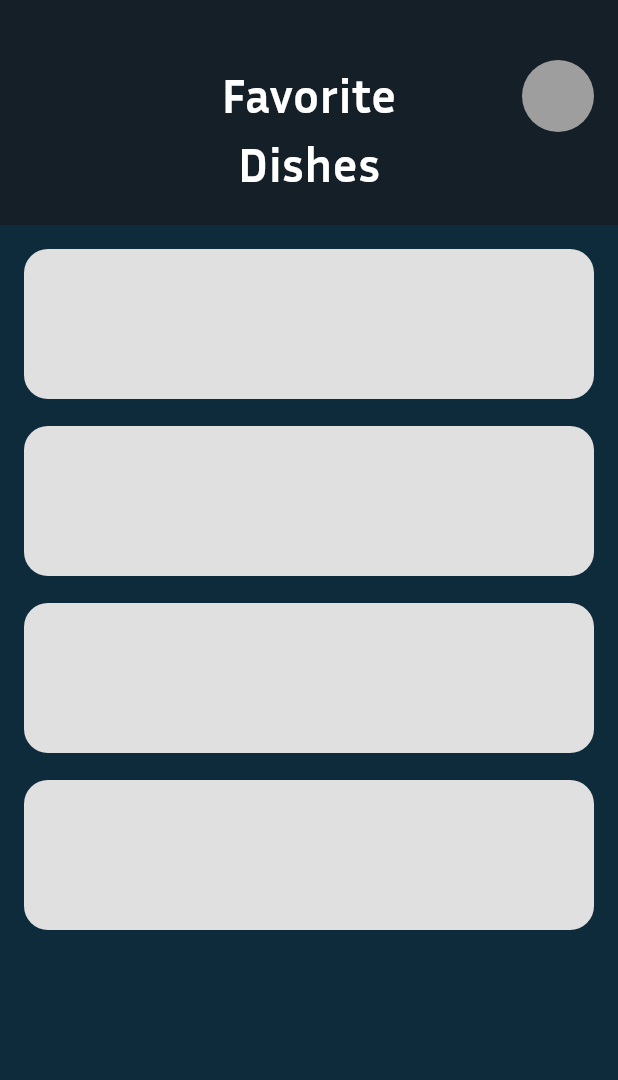
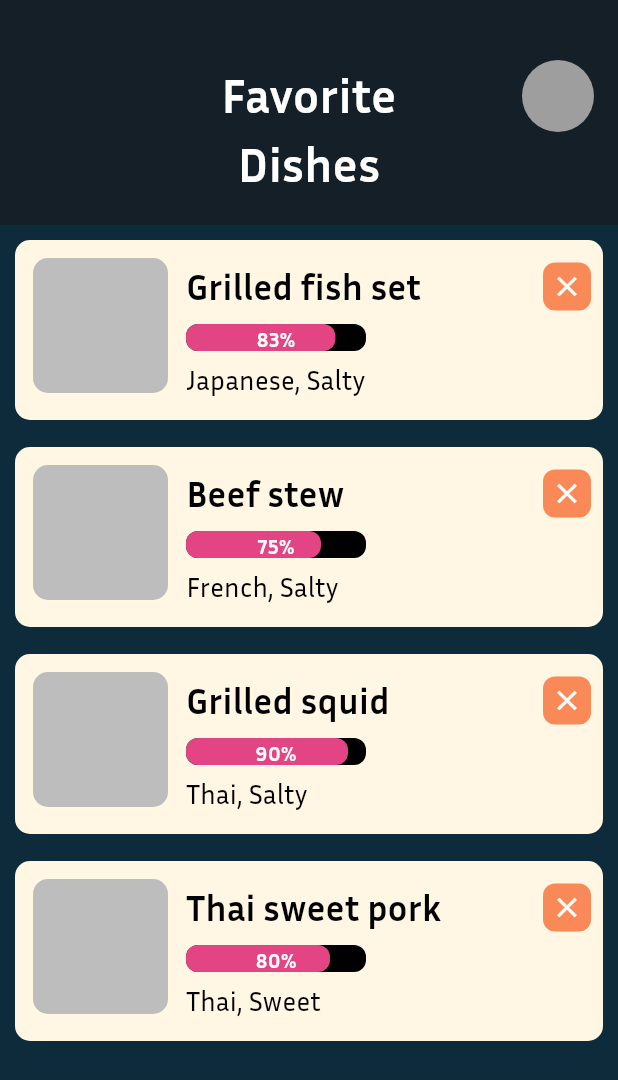
Before and after one commit to bestchayapol/DishDive, a Flutter app: the FavoritesPage screen opened directly, on a phone screen of 412 x 824 dp. Shown: the top 1080 px of the screen. Run offline on Flutter 3.47's test engine with Material 3 defaults, Android fonts, the phone set to English and light mode, and no system bars; our stand-ins replace dio, image_picker, shared_preferences; accounts and stored records are empty.

Commit message:
Refactor favorites card and list components
Introducing a new FavoriteCard widget. Updated list_favorites.dart to use FavoriteCard and added delete confirmation dialog and example data for improved UI and functionality.

```diff
--- /dev/null
+++ b/dishdive/lib/Components/Cards/card_favorites.dart
@@ -0,0 +1,132 @@
+import 'package:flutter/material.dart';
+import 'package:dishdive/Utils/color_use.dart';
+
+class FavoriteCard extends StatelessWidget {
+  final String name;
+  final int percent;
+  final String tags;
+  final VoidCallback onDelete;
+
+  const FavoriteCard({
+    super.key,
+    required this.name,
+    required this.percent,
+    required this.tags,
+    required this.onDelete,
+  });
+
+  @override
+  Widget build(BuildContext context) {
+    return Container(
+      margin: const EdgeInsets.only(bottom: 18),
+      decoration: BoxDecoration(
+        color: const Color(0xFFFFF6E3),
+        borderRadius: BorderRadius.circular(10),
+      ),
+      child: Row(
+        crossAxisAlignment: CrossAxisAlignment.start,
+        children: [
+          // Dish image placeholder
+          Container(
+            width: 90,
+            height: 90,
+            margin: const EdgeInsets.all(12),
+            decoration: BoxDecoration(
+              color: Colors.grey[400],
+              borderRadius: BorderRadius.circular(10),
+            ),
+          ),
+          // Dish info
+          Expanded(
+            child: Padding(
+              padding: const EdgeInsets.only(top: 14, right: 8, bottom: 14),
+              child: Column(
+                crossAxisAlignment: CrossAxisAlignment.start,
+                children: [
+                  // Name and X button
+                  Row(
+                    children: [
+                      Expanded(
+                        child: Text(
+                          name,
+                          style: const TextStyle(
+                            fontFamily: 'InriaSans',
+                            fontWeight: FontWeight.bold,
+                            fontSize: 24,
+                            color: Colors.black,
+                          ),
+                        ),
+                      ),
+                      GestureDetector(
+                        onTap: onDelete,
+                        child: Container(
+                          width: 32,
+                          height: 32,
+                          decoration: BoxDecoration(
+                            color: colorUse.activeButton,
+                            borderRadius: BorderRadius.circular(8),
+                          ),
+                          child: const Icon(
+                            Icons.close,
+                            color: Colors.white,
+                            size: 22,
+                          ),
+                        ),
+                      ),
+                    ],
+                  ),
+                  const SizedBox(height: 8),
+                  // Sentiment bar
+                  Row(
+                    children: [
+                      Stack(
+                        children: [
+                          Container(
+                            height: 18,
+                            width: 120,
+                            decoration: BoxDecoration(
+                              color: Colors.black, // Light grey background
+                              borderRadius: BorderRadius.circular(8),
+                            ),
+                          ),
+                          Container(
+                            height: 18,
+                            width: 120 * (percent / 100),
+                            decoration: BoxDecoration(
+                              color: colorUse.sentimentColor,
+                              borderRadius: BorderRadius.circular(8),
+                            ),
+                          ),
+                          SizedBox(
+                            height: 18,
+                            width: 120,
+                            child: Center(
+                              child: Text(
+                                "$percent%",
+                                style: const TextStyle(
+                                  color: Colors.white,
+                                  fontWeight: FontWeight.bold,
+                                  fontSize: 14,
+                                ),
+                              ),
+                            ),
+                          ),
+                        ],
+                      ),
+                    ],
+                  ),
+                  const SizedBox(height: 6),
+                  // Tags
+                  Text(
+                    tags,
+                    style: const TextStyle(fontSize: 18, color: Colors.black),
+                  ),
+                ],
+              ),
+            ),
+          ),
+        ],
+      ),
+    );
+  }
+}
--- a/dishdive/lib/widgets/list_favorites.dart
+++ b/dishdive/lib/widgets/list_favorites.dart
@@ -1,24 +1,154 @@
 import 'package:flutter/material.dart';
+import 'package:dishdive/Utils/color_use.dart';
+import 'package:dishdive/Components/Cards/card_favorites.dart';
 
-class ListFavoritesWidget extends StatelessWidget {
+class ListFavoritesWidget extends StatefulWidget {
   const ListFavoritesWidget({super.key});
 
   @override
-  Widget build(BuildContext context) {
-    // Placeholder: 4 blank grey cards, each navigates to RestaurantPage on tap
-    return ListView.builder(
-      padding: const EdgeInsets.all(16),
-      itemCount: 4,
-      itemBuilder: (context, index) => GestureDetector(
-        child: Container(
-          margin: const EdgeInsets.only(bottom: 18),
-          height: 100,
-          decoration: BoxDecoration(
-            color: Colors.grey[300],
-            borderRadius: BorderRadius.circular(16),
+  State<ListFavoritesWidget> createState() => _ListFavoritesWidgetState();
+}
+
+class _ListFavoritesWidgetState extends State<ListFavoritesWidget> {
+  // Example data
+  final List<Map<String, dynamic>> favorites = [
+    {"name": "Grilled fish set", "percent": 83, "tags": "Japanese, Salty"},
+    {"name": "Beef stew", "percent": 75, "tags": "French, Salty"},
+    {"name": "Grilled squid", "percent": 90, "tags": "Thai, Salty"},
+    {"name": "Thai sweet pork", "percent": 80, "tags": "Thai, Sweet"},
+  ];
+
+  int? pendingDeleteIndex;
+
+  void _showDeleteDialog(int index) {
+    setState(() {
+      pendingDeleteIndex = index;
+    });
+    showDialog(
+      context: context,
+      builder: (context) => Center(
+        child: Material(
+          color: Colors.transparent,
+          child: Column(
+            mainAxisSize: MainAxisSize.min,
+            children: [
+              Container(
+                width: 320,
+                padding: const EdgeInsets.symmetric(vertical: 12),
+                decoration: BoxDecoration(
+                  color: colorUse.accent,
+                  borderRadius: BorderRadius.only(
+                    topLeft: Radius.circular(10),
+                    topRight: Radius.circular(10),
+                  ),
+                ),
+                child: const Text(
+                  "Are you sure?",
+                  textAlign: TextAlign.center,
+                  style: TextStyle(
+                    fontFamily: 'InriaSans',
+                    fontWeight: FontWeight.bold,
+                    fontSize: 36,
+                    color: Colors.black,
+                  ),
+                ),
+              ),
+              Container(
+                width: 320,
+                padding: const EdgeInsets.all(24),
+                decoration: BoxDecoration(
+                  color: const Color(0xFFFFF6E3),
+                  borderRadius: BorderRadius.only(
+                    bottomLeft: Radius.circular(10),
+                    bottomRight: Radius.circular(10),
+                  ),
+                  boxShadow: [
+                    BoxShadow(
+                      color: Colors.black.withOpacity(0.12),
+                      blurRadius: 8,
+                      offset: const Offset(0, 4),
+                    ),
+                  ],
+                ),
+                child: Column(
+                  mainAxisSize: MainAxisSize.min,
+                  children: [
+                    const SizedBox(height: 24),
+                    Row(
+                      mainAxisAlignment: MainAxisAlignment.spaceEvenly,
+                      children: [
+                        ElevatedButton(
+                          onPressed: () {
+                            setState(() {
+                              favorites.removeAt(index);
+                              pendingDeleteIndex = null;
+                            });
+                            Navigator.of(context).pop();
+                          },
+                          style: ElevatedButton.styleFrom(
+                            backgroundColor: colorUse.activeButton,
+                            shape: RoundedRectangleBorder(
+                              borderRadius: BorderRadius.circular(10),
+                            ),
+                            minimumSize: const Size(90, 44),
+                            elevation: 0,
+                          ),
+                          child: const Text(
+                            "Yes",
+                            style: TextStyle(fontSize: 26, color: Colors.white),
+                          ),
+                        ),
+                        OutlinedButton(
+                          onPressed: () {
+                            setState(() {
+                              pendingDeleteIndex = null;
+                            });
+                            Navigator.of(context).pop();
+                          },
+                          style: OutlinedButton.styleFrom(
+                            side: const BorderSide(
+                              color: colorUse.activeButton,
+                              width: 2,
+                            ),
+                            shape: RoundedRectangleBorder(
+                              borderRadius: BorderRadius.circular(10),
+                            ),
+                            minimumSize: const Size(90, 44),
+                          ),
+                          child: const Text(
+                            "No",
+                            style: TextStyle(
+                              fontSize: 26,
+                              color: colorUse.activeButton,
+                            ),
+                          ),
+                        ),
+                      ],
+                    ),
+                  ],
+                ),
+              ),
+            ],
           ),
         ),
       ),
     );
   }
+
+  @override
+  Widget build(BuildContext context) {
+    return ListView.builder(
+      padding: const EdgeInsets.all(10),
+      itemCount: favorites.length,
+      itemBuilder: (context, index) {
+        final fav = favorites[index];
+        return FavoriteCard(
+          name: fav["name"],
+          percent: fav["percent"],
+          tags: fav["tags"],
+          onDelete: () => _showDeleteDialog(index),
+        );
+      },
+    );
+  }
 }
```
Also changed, not shown: dishdive/lib/Components/Cards/card_fav.dart (deleted).
